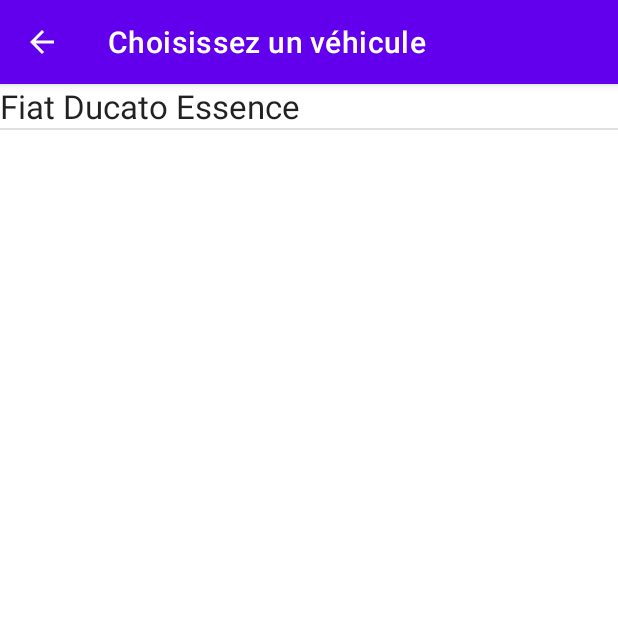
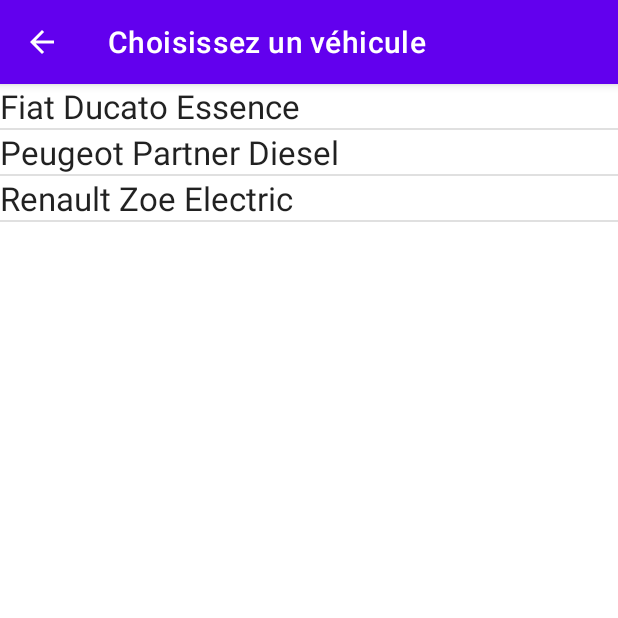
Before and after one commit to IbanEtchep/ApAkei, an Android app: the LocationListActivity screen opened directly, with no data from a screen before it, after a tap on "Akei Pays basque", on a phone screen of 412 x 824 dp, the top half of it. Run offline under Robolectric (Android 15) with nearby library versions, the phone set to English and light mode, and no system bars.

Commit message:
ajout données

```diff
--- a/app/src/main/java/fr/apakei/Modele.java
+++ b/app/src/main/java/fr/apakei/Modele.java
@@ -51,6 +51,12 @@
         int numm=Modele.addMagasin("Akei Pays basque", "2-4 Av. du Portou", "64990", "Saint-Pierre-d'Irube");
         Modele.getLeMagasin(numm).addEmploye(employeUn);
         Modele.getLeMagasin(numm).addVehicule(new Vehicule("Ducato", 2670,1870,1662,"AF-512-FM", "Essence",32000,20,"Fiat"));
+        Modele.getLeMagasin(numm).addVehicule(new Vehicule("Partner", 2670,1870,1662,"EU-325-VS", "Diesel",3000,20,"Peugeot"));
+        Modele.getLeMagasin(numm).addVehicule(new Vehicule("Zoe", 2370,450,1662,"DF-598-ES", "Electric",32000,20,"Renault"));
+
+        int nummm=Modele.addMagasin("Akei Bordeaux", "avenue des 40 Journaux", "33300", "Bordeaux");
+        Modele.getLeMagasin(nummm).addEmploye(employeUn);
+        Modele.getLeMagasin(nummm).addVehicule(new Vehicule("Ducato", 2670,1870,1662,"AF-512-FM", "Essence",15300,20,"Fiat"));
     }
 
 }
--- a/app/src/main/java/fr/apakei/adapter/MagasinAdapter.java
+++ b/app/src/main/java/fr/apakei/adapter/MagasinAdapter.java
@@ -51,7 +51,7 @@
                 convertView.findViewById(R.id.tv_adresse_magasin);
 
         nameTextView.setText(magasin.getNom());
-        addressTextView.setText(magasin.getAdresse());
+        addressTextView.setText(magasin.getAdresse() + " " + magasin.getCp() + " " + magasin.getVille());
 
         return convertView;
     }
--- a/app/src/main/java/fr/apakei/locations/VehicleDetailsActivity.java
+++ b/app/src/main/java/fr/apakei/locations/VehicleDetailsActivity.java
@@ -5,6 +5,7 @@
 import androidx.appcompat.app.AppCompatActivity;
 
 import android.os.Bundle;
+import android.util.Log;
 import android.view.MenuItem;
 import android.widget.TextView;
 
@@ -37,7 +38,8 @@
         }
         Bundle bundleReceived = this.getIntent().getExtras();
         int magasinIndex = bundleReceived.getInt("magasinIndex");
-        int vehiculeIndex = bundleReceived.getInt("vehiculeIndex");
+        int vehiculeIndex = bundleReceived.getInt("vehicleIndex");
+        Log.d("index", magasinIndex + " " + vehiculeIndex);
         Magasin magasin = Modele.getLesMagasins().get(magasinIndex);
         Vehicule vehicule = magasin.getVehicule(vehiculeIndex);
 
```
